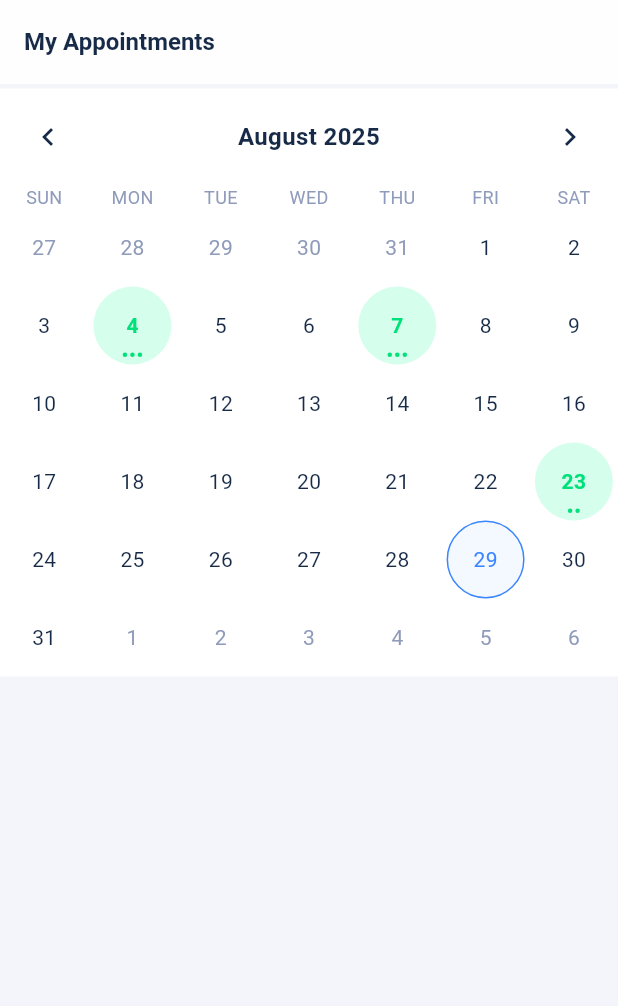
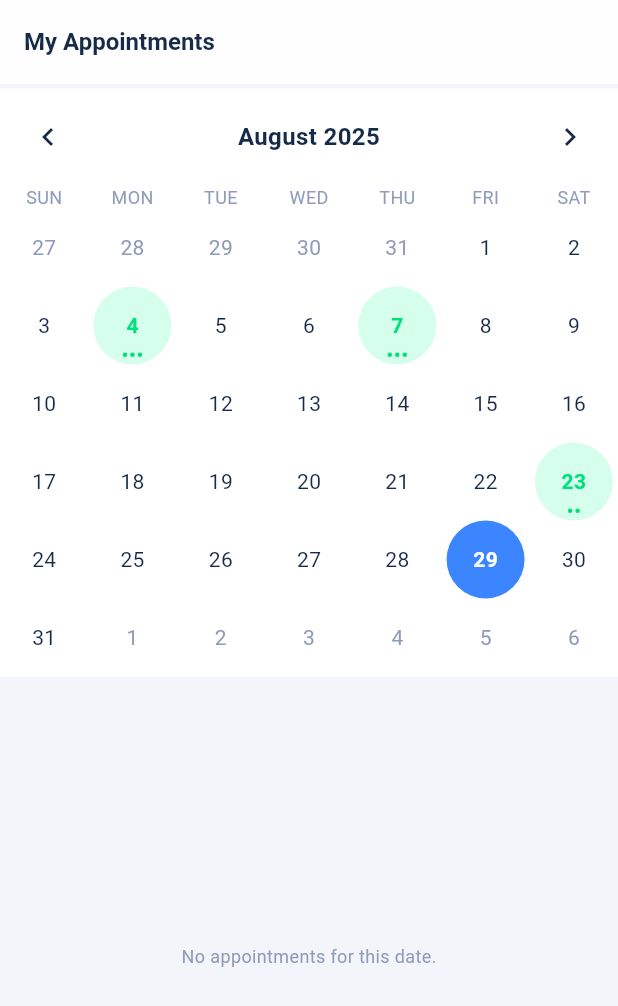
Before and after one commit to YahyaKreiyeh/dome-care, a Flutter app: the screen it shows after launch, on a phone screen of 412 x 824 dp. Shown: the top 1006 px of the screen. Run offline on Flutter 3.47's test engine with Material 3 defaults, Android fonts, the phone set to English and light mode, and no system bars; drawn by our look-alikes of table_calendar; our stand-ins replace clock, dio, flutter_bloc, flutter_secure_storage, freezed_annotation, get_it and 3 more; generated files the repository leaves out were written again.

Commit message:
my appointment list ui

```diff
--- a/lib/core/helpers/formatters.dart
+++ b/lib/core/helpers/formatters.dart
@@ -3,7 +3,28 @@ import 'package:intl/intl.dart';
 class AppFormatter {
   AppFormatter._();
 
+  /// Format price with thousand separators
   static String formatPrice(num value) {
     return NumberFormat("#,###").format(value);
   }
+
+  /// Format date like: 22 Dec 2025
+  static String formatDate(DateTime date) {
+    return DateFormat('dd MMM yyyy').format(date);
+  }
+
+  /// Format time like: 09:00 AM
+  static String formatTime(DateTime date) {
+    return DateFormat('hh:mm a').format(date);
+  }
+
+  /// Format both date and time like: 22 Dec 2025, 09:00 AM
+  static String formatDateTime(DateTime date) {
+    return DateFormat('dd MMM yyyy, hh:mm a').format(date);
+  }
+
+  /// Format day of week like: MON
+  static String formatWeekday(DateTime date, {String? locale}) {
+    return DateFormat('EEE', locale).format(date).toUpperCase();
+  }
 }
--- a/lib/core/themes/app_colors.dart
+++ b/lib/core/themes/app_colors.dart
@@ -5,7 +5,7 @@ class AppColors {
   static const primary = Color(0xFF3B86FF);
   static const primaryLight = Color(0xFFF4F8FF);
   static const secondary = Color(0xFFFFEED7);
-  static const lightOrange = Color(0xFFFDEDDB);
+
   static const lighterOrange = Color(0xFFFFFBF7);
   static const navyBlue = Color(0xFF2B3E5B);
   static const semiGray = Color(0xFFE4E2E0);
@@ -16,6 +16,10 @@ class AppColors {
   static const blue = Color(0xFF1575E5);
   static const green = Color(0xFF01E17B);
   static const lightGreen = Color(0xFFD5FFEC);
+  static const orange = Color(0xFFFFB000);
+  static const lightOrange = Color(0xFFFFF4DD);
+  static const red = Color(0xFFFF2C2C);
+  static const lightRed = Color(0xFFFFE5E5);
   static const yellow = Color(0xFFFFD43A);
   static const black = Color(0xFF000000);
   static const white = Color(0xFFFFFFFF);
--- a/lib/core/themes/text_styles.dart
+++ b/lib/core/themes/text_styles.dart
@@ -302,8 +302,20 @@ class TextStyles {
     color: AppColors.primaryText,
   );
 
-  static TextStyle appPrimaryText70016 = const TextStyle(
+  static TextStyle primaryText70014 = const TextStyle(
+    fontSize: 14,
+    fontWeight: FontWeight.w700,
+    color: AppColors.primaryText,
+  );
+
+  static TextStyle primary70016 = const TextStyle(
     fontSize: 16,
+    fontWeight: FontWeight.w700,
+    color: AppColors.appPrimaryText,
+  );
+
+  static TextStyle primary70013 = const TextStyle(
+    fontSize: 13,
     fontWeight: FontWeight.w700,
     color: AppColors.appPrimaryText,
   );
--- a/lib/features/appointments/data/datasources/mock_appointment_data_source.dart
+++ b/lib/features/appointments/data/datasources/mock_appointment_data_source.dart
@@ -1,48 +1,71 @@
+import 'dart:math';
+
+import 'package:dome_care/core/style/assets/assets.gen.dart';
 import 'package:dome_care/features/appointments/domain/entites/appointment_entity.dart';
+
+final _rnd = Random();
+
+String _randomAvatar() {
+  final i = _rnd.nextInt(3) + 1;
+  switch (i) {
+    case 1:
+      return Assets.images.avatar1.path;
+    case 2:
+      return Assets.images.avatar2.path;
+    case 3:
+    default:
+      return Assets.images.avatar3.path;
+  }
+}
+
+String _randomStatus() {
+  const statuses = ['Confirmed', 'Pending', 'Rejected'];
+  return statuses[_rnd.nextInt(statuses.length)];
+}
 
 final Map<DateTime, List<AppointmentEntity>> mockEvents = {
   DateTime(2025, 8, 23): [
     AppointmentEntity(
       date: DateTime(2025, 8, 23),
       time: "10:00 AM",
-      image: "assets/images/doc1.png",
+      image: _randomAvatar(),
       name: "Dr. John Doe",
       specialization: "Cardiologist",
-      status: "Confirmed",
+      status: _randomStatus(),
     ),
     AppointmentEntity(
       date: DateTime(2025, 8, 23),
       time: "02:30 PM",
-      image: "assets/images/doc2.png",
+      image: _randomAvatar(),
       name: "Dr. Jane Smith",
       specialization: "Dermatologist",
-      status: "Pending",
+      status: _randomStatus(),
     ),
   ],
   DateTime(2025, 8, 4): [
     AppointmentEntity(
       date: DateTime(2025, 8, 4),
       time: "09:00 AM",
-      image: "assets/images/doc3.png",
+      image: _randomAvatar(),
       name: "Dr. Albert Lee",
       specialization: "Dentist",
-      status: "Cancelled",
+      status: _randomStatus(),
     ),
     AppointmentEntity(
       date: DateTime(2025, 8, 4),
       time: "01:00 PM",
-      image: "assets/images/doc4.png",
+      image: _randomAvatar(),
       name: "Dr. Emily Brown",
       specialization: "Neurologist",
-      status: "Confirmed",
+      status: _randomStatus(),
     ),
     AppointmentEntity(
       date: DateTime(2025, 8, 4),
       time: "03:45 PM",
-      image: "assets/images/doc5.png",
+      image: _randomAvatar(),
       name: "Dr. David Wilson",
       specialization: "Orthopedic",
-      status: "Confirmed",
+      status: _randomStatus(),
     ),
   ],
   DateTime(2025, 8, 7): List.generate(
@@ -50,10 +73,10 @@ final Map<DateTime, List<AppointmentEntity>> mockEvents = {
     (i) => AppointmentEntity(
       date: DateTime(2025, 8, 7),
       time: "${9 + (i % 8)}:00 AM",
-      image: "assets/images/doc${(i % 5) + 1}.png",
+      image: _randomAvatar(),
       name: "Doctor ${i + 1}",
       specialization: "Specialization ${(i % 5) + 1}",
-      status: i.isEven ? "Confirmed" : "Pending",
+      status: _randomStatus(),
     ),
   ),
 };
--- a/lib/features/appointments/presentation/views/my_appointments_view.dart
+++ b/lib/features/appointments/presentation/views/my_appointments_view.dart
@@ -1,9 +1,12 @@
+import 'package:dome_care/core/constants/constants.dart';
+import 'package:dome_care/core/helpers/color_helper.dart';
+import 'package:dome_care/core/helpers/formatters.dart';
 import 'package:dome_care/core/helpers/spacing.dart';
 import 'package:dome_care/core/themes/app_colors.dart';
 import 'package:dome_care/core/themes/text_styles.dart';
 import 'package:dome_care/features/appointments/data/datasources/mock_appointment_data_source.dart';
+import 'package:dome_care/features/appointments/domain/entites/appointment_entity.dart';
 import 'package:flutter/material.dart';
-import 'package:intl/intl.dart';
 import 'package:table_calendar/table_calendar.dart';
 
 class MyAppointmentsView extends StatefulWidget {
@@ -17,14 +20,26 @@ class _MyAppointmentsViewState extends State<MyAppointmentsView> {
   DateTime _focusedDay = DateTime.now();
   DateTime? _selectedDay;
 
+  @override
+  void initState() {
+    super.initState();
+    final now = DateTime.now();
+    _selectedDay = DateTime(now.year, now.month, now.day);
+  }
+
   List<dynamic> _getEventsForDay(DateTime day) =>
       mockEvents[DateTime(day.year, day.month, day.day)] ?? const [];
 
   @override
   Widget build(BuildContext context) {
+    final list = _selectedDay == null
+        ? const []
+        : _getEventsForDay(_selectedDay!);
+
     return Scaffold(
       appBar: AppBar(title: const Text('My Appointments')),
       body: Column(
+        crossAxisAlignment: CrossAxisAlignment.start,
         children: [
           VerticalSpace(3),
           _AppointmentsCalendar(
@@ -33,25 +48,46 @@ class _MyAppointmentsViewState extends State<MyAppointmentsView> {
             eventLoader: _getEventsForDay,
             onDaySelected: (selectedDay, focusedDay) {
               setState(() {
-                _selectedDay = selectedDay;
+                _selectedDay = DateTime(
+                  selectedDay.year,
+                  selectedDay.month,
+                  selectedDay.day,
+                );
                 _focusedDay = focusedDay;
               });
             },
           ),
-          VerticalSpace(24),
-          if (_selectedDay != null)
-            Padding(
-              padding: const EdgeInsets.symmetric(horizontal: 16),
-              child: Align(
-                alignment: Alignment.centerLeft,
-                child: Text(
-                  'Appointments on ${_selectedDay!.toLocal().toString().split(' ').first}',
-                  style: const TextStyle(fontWeight: FontWeight.w600),
+          _AppointmentsList(list: list),
+        ],
+      ),
+    );
+  }
+}
+
+class _AppointmentsList extends StatelessWidget {
+  const _AppointmentsList({required this.list});
+
+  final List list;
+
+  @override
+  Widget build(BuildContext context) {
+    return Expanded(
+      child: list.isEmpty
+          ? const _EmptyState()
+          : ColoredBox(
+              color: AppColors.white,
+              child: ListView.builder(
+                padding: EdgeInsets.symmetric(
+                  horizontal: horizontalPadding,
+                  vertical: 24,
                 ),
+                itemCount: list.length,
+                itemBuilder: (context, index) {
+                  final appointment = list[index];
+                  return _AppointmentTile(appointment: appointment);
+                },
               ),
             ),
-        ],
-      ),
     );
   }
 }
@@ -93,7 +129,7 @@ class _AppointmentsCalendar extends StatelessWidget {
         ),
         daysOfWeekStyle: DaysOfWeekStyle(
           dowTextFormatter: (date, locale) =>
-              DateFormat('EEE', locale).format(date).toUpperCase(),
+              AppFormatter.formatWeekday(date, locale: locale),
           weekendStyle: TextStyles.secondaryText40012,
           weekdayStyle: TextStyles.secondaryText40012,
         ),
@@ -149,11 +185,9 @@ class _AppointmentsCalendar extends StatelessWidget {
           },
           markerBuilder: (context, day, events) {
             if (events.isEmpty) return const SizedBox.shrink();
-
             final isSelected = isSameDay(selectedDay, day);
             final dotColor = isSelected ? AppColors.white : AppColors.green;
             final count = events.length.clamp(0, 3);
-
             return Padding(
               padding: const EdgeInsets.only(bottom: 5),
               child: Row(
@@ -206,3 +240,96 @@ class _EventDay extends StatelessWidget {
     );
   }
 }
+
+class _AppointmentTile extends StatelessWidget {
+  const _AppointmentTile({required this.appointment});
+
+  final AppointmentEntity appointment;
+
+  @override
+  Widget build(BuildContext context) {
+    final date = AppFormatter.formatDate(appointment.date);
+    final (backgroundColor, textColor) = ColorHelper.statusColors(
+      appointment.status,
+    );
+
+    return Padding(
+      padding: const EdgeInsets.only(bottom: 24),
+      child: Row(
+        children: [
+          CircleAvatar(
+            radius: 32,
+            backgroundImage: AssetImage(appointment.image),
+            backgroundColor: AppColors.primaryLight,
+          ),
+          HorizontalSpace(8),
+          Expanded(
+            child: Column(
+              crossAxisAlignment: CrossAxisAlignment.start,
+              children: [
+                Row(
+                  crossAxisAlignment: CrossAxisAlignment.start,
+                  children: [
+                    Expanded(
+                      child: Wrap(
+                        spacing: 4,
+                        runSpacing: 4,
+                        children: [
+                          _Chip(text: date),
+                          _Chip(text: appointment.time),
+                        ],
+                      ),
+                    ),
+                    _Chip(
+                      text: appointment.status,
+                      backgroundColor: backgroundColor,
+                      textStyle: TextStyle(
+                        color: textColor,
+                        fontWeight: FontWeight.w700,
+                        fontSize: 12,
+                      ),
+                    ),
+                  ],
+                ),
+                Text(appointment.name, style: TextStyles.primaryText70014),
+                Text(
+                  appointment.specialization,
+                  style: TextStyles.secondaryText40012,
+                ),
+              ],
+            ),
+          ),
+        ],
+      ),
+    );
+  }
+}
+
+class _Chip extends StatelessWidget {
+  const _Chip({required this.text, this.backgroundColor, this.textStyle});
+  final String text;
+  final Color? backgroundColor;
+  final TextStyle? textStyle;
+
+  @override
+  Widget build(BuildContext context) {
+    return Chip(
+      backgroundColor: backgroundColor ?? AppColors.primaryLight,
+      label: Text(text, style: textStyle ?? TextStyles.primary70013),
+    );
+  }
+}
+
+class _EmptyState extends StatelessWidget {
+  const _EmptyState();
+
+  @override
+  Widget build(BuildContext context) {
+    return Center(
+      child: Text(
+        'No appointments for this date.',
+        style: TextStyles.secondaryText40012,
+      ),
+    );
+  }
+}
--- a/lib/features/login/presentation/views/login_view.dart
+++ b/lib/features/login/presentation/views/login_view.dart
@@ -58,7 +58,7 @@ class _CreateAccount extends StatelessWidget {
               ),
               TextSpan(
                 text: 'Create Account',
-                style: TextStyles.appPrimaryText70016.copyWith(
+                style: TextStyles.primary70016.copyWith(
                   decoration: TextDecoration.underline,
                   decorationColor: AppColors.appPrimaryText,
                 ),
```
Also changed, not shown: lib/core/helpers/color_helper.dart (added, +19 -0 lines), lib/core/style/assets/assets.gen.dart (+15 -0 lines), lib/core/themes/chip_theme.dart (+3 -17 lines), assets/images/avatar_1.png (added), assets/images/avatar_2.png (added), assets/images/avatar_3.png (added).
